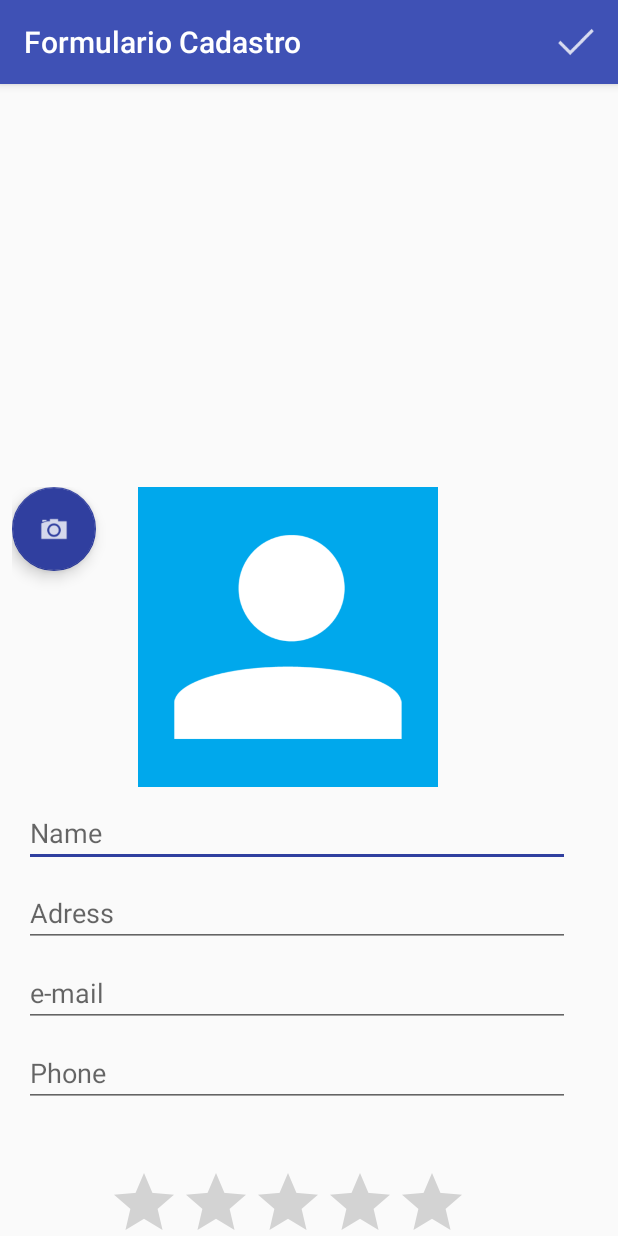
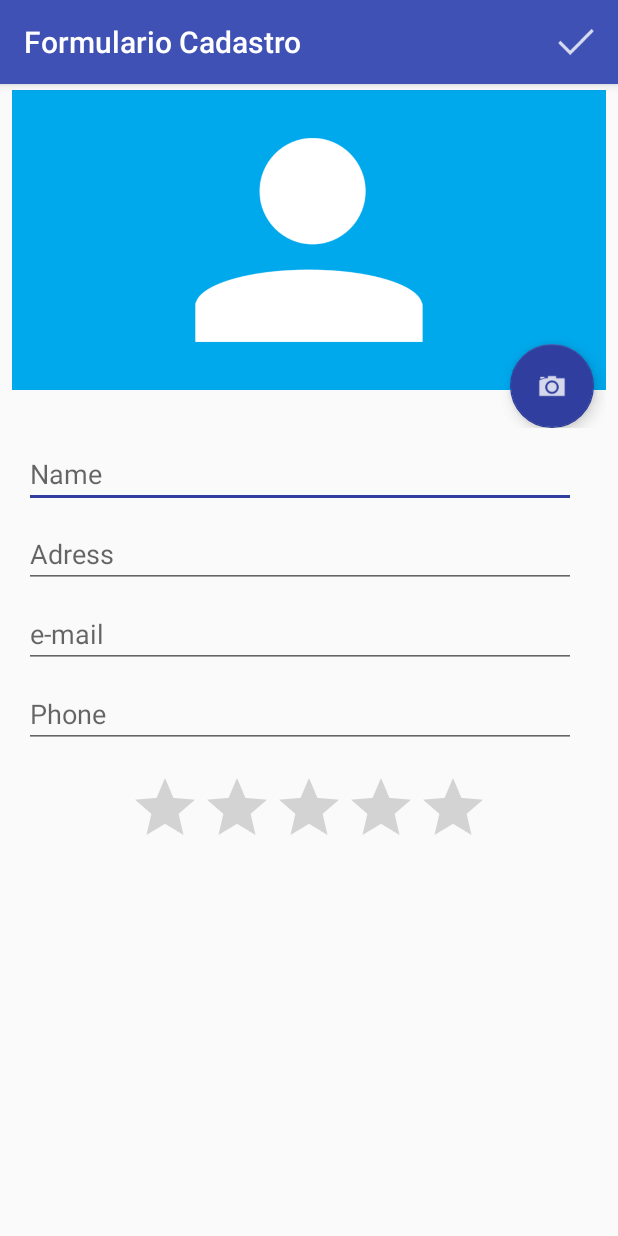
Before and after one commit to jbernardinojr/Agenda, an Android app: the screen it shows after launch (FormularioActivity), after a tap on an icon or button, on a phone screen of 412 x 824 dp. Run offline under Robolectric (Android 15) with nearby library versions, the phone set to English and light mode, and no system bars; libraries missing offline, so code that uses them is left out: com.facebook.stetho.

Commit message:
Inclusão da foto no cadastro de Aluno
- Mudança do layout da tela de cadastro para inclusão da foto;
- Colocação do botão flutuante para chamar o app da câmera;
- Adição do caminho da foto no banco de dados do app.

Signed-off-by: José Bernardino da Silva Júnior <jbernardino.jr@gmail.com>

```diff
--- a/app/src/main/java/br/com/example/jbsjunior/agenda/FormularioActivity.java
+++ b/app/src/main/java/br/com/example/jbsjunior/agenda/FormularioActivity.java
@@ -1,23 +1,37 @@
 package br.com.example.jbsjunior.agenda;
 
+import android.app.Activity;
 import android.content.Intent;
+import android.graphics.Bitmap;
+import android.graphics.BitmapFactory;
+import android.net.Uri;
 import android.os.Bundle;
+import android.provider.MediaStore;
+import android.support.design.widget.FloatingActionButton;
 import android.support.v7.app.AppCompatActivity;
 import android.support.v7.widget.Toolbar;
 import android.view.Menu;
 import android.view.MenuInflater;
 import android.view.MenuItem;
+import android.view.View;
+import android.widget.Button;
 import android.widget.EditText;
+import android.widget.ImageView;
 import android.widget.RatingBar;
 import android.widget.Toast;
+
+import java.io.File;
 
 import br.com.example.jbsjunior.agenda.dao.AlunoDAO;
 import br.com.example.jbsjunior.agenda.model.Aluno;
 
 public class FormularioActivity extends AppCompatActivity {
 
+    public static final int CAMERA_REQUEST_CODE = 567;
     ViewHolder mViewHolder;
     Aluno mAluno;
+    private String caminhoFoto;
+
     @Override
     protected void onCreate(Bundle savedInstanceState) {
         super.onCreate(savedInstanceState);
@@ -31,6 +45,25 @@ public class FormularioActivity extends AppCompatActivity {
         mAluno = (Aluno) intent.getParcelableExtra("aluno");
         if (mAluno != null) {
             mViewHolder.setFieldsAluno(mAluno);
+        }
+
+        FloatingActionButton botaoFoto = (FloatingActionButton) findViewById(R.id.formulario_fb_foto);
+        botaoFoto.setOnClickListener(new View.OnClickListener() {
+            @Override
+            public void onClick(View v) {
+                Intent intentCamera = new Intent(MediaStore.ACTION_IMAGE_CAPTURE);
+                caminhoFoto = getExternalFilesDir(null) + "/" + System.currentTimeMillis() + ".jpg";
+                File arquivoFoto = new File(caminhoFoto);
+                intentCamera.putExtra(MediaStore.EXTRA_OUTPUT, Uri.fromFile(arquivoFoto));
+                startActivityForResult(intentCamera, CAMERA_REQUEST_CODE);
+            }
+        });
+    }
+
+    @Override
+    protected void onActivityResult(int requestCode, int resultCode, Intent data) {
+        if (requestCode == CAMERA_REQUEST_CODE && resultCode == Activity.RESULT_OK) {
+            mViewHolder.setCampoFoto(caminhoFoto);
         }
     }
 
@@ -76,6 +109,7 @@ public class FormularioActivity extends AppCompatActivity {
         EditText editEmail;
         EditText editPhone;
         RatingBar ratingBar;
+        ImageView campoFoto;
 
         Aluno aluno;
 
@@ -85,6 +119,8 @@ public class FormularioActivity extends AppCompatActivity {
             editEmail = (EditText) fa.findViewById(R.id.edt_email);
             editPhone = (EditText) fa.findViewById(R.id.edt_phone);
             ratingBar = (RatingBar) fa.findViewById(R.id.rtg_bar);
+            campoFoto = (ImageView) fa.findViewById(R.id.formulario_foto);
+            aluno = new Aluno();
         }
 
         public Aluno getAluno() {
@@ -93,6 +129,7 @@ public class FormularioActivity extends AppCompatActivity {
             aluno.setEmail(editEmail.getText().toString());
             aluno.setPhone(editPhone.getText().toString());
             aluno.setNota(Double.valueOf(ratingBar.getProgress()));
+            aluno.setCaminhoFoto((String) campoFoto.getTag());
             return aluno;
         }
 
@@ -102,7 +139,19 @@ public class FormularioActivity extends AppCompatActivity {
             editAddress.setText(aluno.getAddress());
             editEmail.setText(aluno.getEmail());
             ratingBar.setProgress(aluno.getNota().intValue());
+            setCampoFoto(aluno.getCaminhoFoto());
             this.aluno = aluno;
+        }
+
+        public void setCampoFoto(String caminhoFoto) {
+
+            if (caminhoFoto != null) {
+                Bitmap bitmap = BitmapFactory.decodeFile(caminhoFoto);
+                Bitmap bitmapReduzido = Bitmap.createScaledBitmap(bitmap, 300, 300, true);
+                campoFoto.setImageBitmap(bitmapReduzido);
+                campoFoto.setScaleType(ImageView.ScaleType.FIT_XY);
+                campoFoto.setTag(caminhoFoto);
+            }
         }
     }
 }
--- a/app/src/main/java/br/com/example/jbsjunior/agenda/dao/AlunoDAO.java
+++ b/app/src/main/java/br/com/example/jbsjunior/agenda/dao/AlunoDAO.java
@@ -19,7 +19,7 @@ import br.com.example.jbsjunior.agenda.model.Aluno;
 public class AlunoDAO extends SQLiteOpenHelper{
 
     // If you change the database schema, you must increment the database version.
-    private static final int DATABASE_VERSION = 1;
+    private static final int DATABASE_VERSION = 2;
     static final String DATABASE_NAME = "agenda.db";
 
 
@@ -35,16 +35,22 @@ public class AlunoDAO extends SQLiteOpenHelper{
                 "address TEXT, " +
                 "email TEXT, " +
                 "phone TEXT, " +
-                "nota REAL);";
+                "nota REAL, " +
+                "caminhoFoto TEXT);";
 
         db.execSQL(SQL_CREATE_ALUNO_TABLE);
     }
 
     @Override
     public void onUpgrade(SQLiteDatabase db, int oldVersion, int newVersion) {
-        final String SQL_DROP_TABLE_ALUNO = "DROP TABLE IF EXISTS Aluno";
-        db.execSQL(SQL_DROP_TABLE_ALUNO);
-        onCreate(db);
+
+        String sql = "";
+
+        switch (oldVersion) {
+            case 1:
+                sql = "ALTER TABLE Aluno ADD COLUMN caminhoFoto TEXT";
+                db.execSQL(sql); //update to version 2
+        }
     }
 
     public long insert (Aluno aluno) {
@@ -63,6 +69,7 @@ public class AlunoDAO extends SQLiteOpenHelper{
         cv.put("email", aluno.getEmail());
         cv.put("phone", aluno.getPhone());
         cv.put("nota", aluno.getNota());
+        cv.put("caminhoFoto", aluno.getCaminhoFoto());
         return cv;
     }
 
@@ -84,6 +91,7 @@ public class AlunoDAO extends SQLiteOpenHelper{
                 aluno.setAddress(cursor.getString(cursor.getColumnIndex("address")));
                 aluno.setEmail(cursor.getString(cursor.getColumnIndex("email")));
                 aluno.setPhone(cursor.getString(cursor.getColumnIndex("phone")));
+                aluno.setCaminhoFoto(cursor.getString(cursor.getColumnIndex("caminhoFoto")));
                 alunos.add(aluno);
             }while (cursor.moveToNext());
         }
--- a/app/src/main/res/layout/content_formulario.xml
+++ b/app/src/main/res/layout/content_formulario.xml
@@ -9,8 +9,8 @@
     tools:showIn="@layout/activity_formulario">
 
     <LinearLayout
-        android:layout_width="368dp"
-        android:layout_height="495dp"
+        android:layout_width="0dp"
+        android:layout_height="0dp"
         android:layout_marginBottom="4dp"
         android:layout_marginEnd="8dp"
         android:layout_marginLeft="8dp"
@@ -27,22 +27,25 @@
 
         <RelativeLayout
             android:layout_width="match_parent"
-            android:layout_height="wrap_content">
+            android:layout_height="225dp">
 
             <ImageView
+                android:id="@+id/formulario_foto"
                 android:layout_width="match_parent"
                 android:layout_height="200dp"
                 android:src="@drawable/person"
-                android:backgroud="#00A8EC"
-                android:layout_alignParentTop="true"
-                android:layout_alignParentLeft="true"
-                android:layout_alignParentStart="true" />
+                android:background="#00A8EC"
+                android:layout_alignParentTop="true" />
 
             <android.support.design.widget.FloatingActionButton
+                android:id="@+id/formulario_fb_foto"
                 android:layout_width="56dp"
                 android:layout_height="56dp"
+                android:layout_alignParentRight="true"
+                android:layout_alignParentBottom="true"
+                android:layout_marginTop="8dp"
+                android:layout_marginRight="8dp"
                 android:src="@drawable/ic_camera"/>
-
         </RelativeLayout>
 
         <EditText
@@ -110,7 +113,7 @@
             android:layout_gravity="center"
             android:layout_marginLeft="8dp"
             android:layout_marginRight="8dp"
-            android:layout_marginTop="40dp"
+            android:layout_marginTop="16dp"
             android:max="10"
             android:numStars="5"
             app:layout_constraintHorizontal_bias="0.562"
```
Also changed, not shown: app/src/main/java/br/com/example/jbsjunior/agenda/model/Aluno.java (+13 -0 lines).
